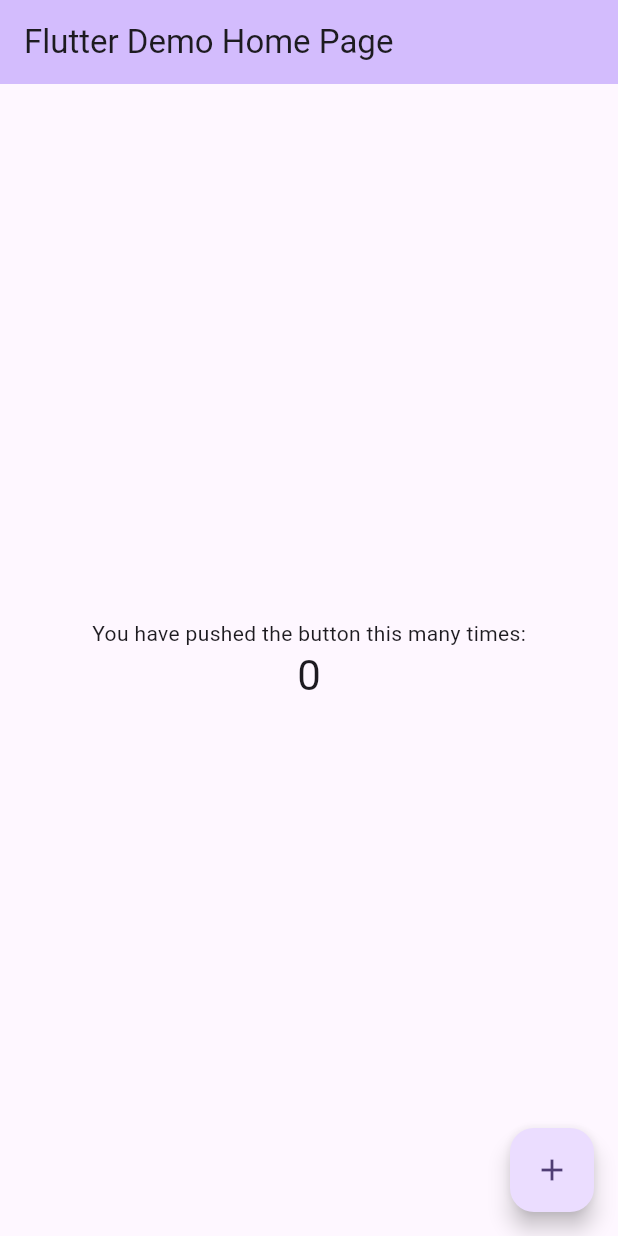
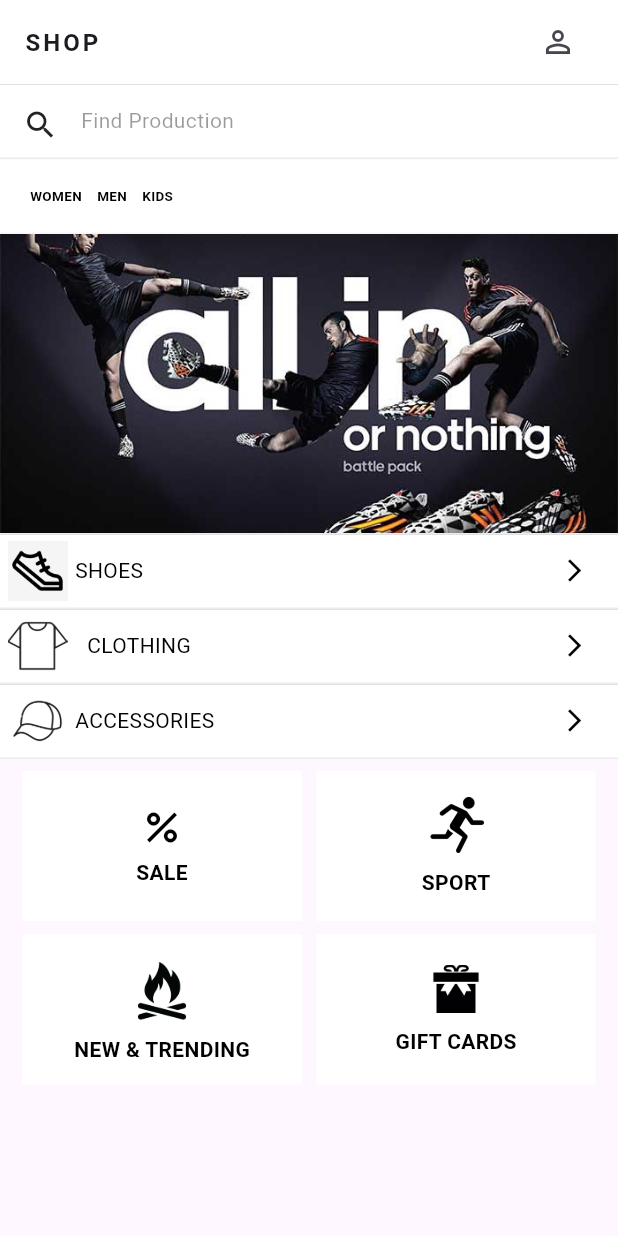
Before and after one commit to beruberu1995/adidas, a Flutter app: the screen it shows after launch, on a phone screen of 412 x 824 dp. Run offline on Flutter 3.47's test engine with Material 3 defaults, Android fonts, the phone set to English and light mode, and no system bars.

Commit message:
ubdate homescreen

```diff
--- /dev/null
+++ b/lib/home_screen.dart
@@ -0,0 +1,385 @@
+import 'package:flutter/material.dart';
+
+class HomeScreen extends StatelessWidget {
+  const HomeScreen({Key? key}) : super(key: key);
+
+  @override
+  Widget build(BuildContext context) {
+    return MaterialApp(
+      home: Scaffold(
+        appBar: AppBar(
+          title: const Text(
+            'SHOP',
+            style: TextStyle(
+              fontWeight: FontWeight.bold,
+              fontSize: 16,
+              letterSpacing: 2.0,
+            ),
+          ),
+          centerTitle: false,
+          backgroundColor: Colors.white,
+          actions: [
+            Container(
+              height: 50,
+              margin: const EdgeInsets.only(right: 16.0),
+              child: IconButton(
+                onPressed: () {
+                  // เพิ่มฟังก์ชันที่ต้องการเมื่อกดปุ่ม
+                },
+                icon: const Icon(Icons.person_outline),
+              ),
+            ),
+          ],
+        ),
+        body: SingleChildScrollView(
+          child: Column(
+            children: [
+              // แถวเดิม
+              Container(
+                width: double.infinity,
+                height: 50,
+                decoration: BoxDecoration(
+                  color: Colors.white,
+                  border: Border(
+                    top: BorderSide(
+                      color: Colors.grey,
+                      width: 0.2,
+                    ),
+                    bottom: BorderSide(color: Colors.grey.withOpacity(0.2)),
+                  ),
+                ),
+                child: Row(
+                  children: const [
+                    Padding(
+                      padding: EdgeInsets.all(15.0),
+                      child: Icon(
+                        Icons.search,
+                        weight: 0.1,
+                      ),
+                    ),
+                    Text(
+                      'Find Production',
+                      style: TextStyle(
+                        color: Color.fromARGB(100, 0, 0, 0),
+                      ),
+                    ),
+                  ],
+                ),
+              ),
+
+              // เพิ่มอีกหนึ่งแถวแบบเดิม (อาจใส่ SizedBox เพื่อเว้นระยะห่างก็ได้)
+
+              Container(
+                width: double.infinity,
+                height: 50,
+                decoration: BoxDecoration(
+                  color: Colors.white,
+                  border: Border(
+                    top: BorderSide(
+                      color: Colors.grey,
+                      width: 0.03,
+                    ),
+                    bottom: BorderSide(color: Colors.grey.withOpacity(0.1)),
+                  ),
+                ),
+                child: Row(
+                  children: const [
+                    SizedBox(width: 20),
+                    Text(
+                      'WOMEN',
+                      style: TextStyle(
+                          color: Colors.black,
+                          fontWeight: FontWeight.bold,
+                          fontSize: 9),
+                    ),
+                    SizedBox(width: 10),
+                    Text(
+                      'MEN',
+                      style: TextStyle(
+                          color: Colors.black,
+                          fontWeight: FontWeight.bold,
+                          fontSize: 9),
+                    ),
+                    SizedBox(width: 10),
+                    Text(
+                      'KIDS',
+                      style: TextStyle(
+                          color: Colors.black,
+                          fontWeight: FontWeight.bold,
+                          fontSize: 9),
+                    ),
+                  ],
+                ),
+              ),
+
+              const SizedBox(),
+              Container(
+                width: double.infinity,
+                height: 200, // กำหนดความสูงของ Container
+                decoration: BoxDecoration(
+                  color: Colors.white,
+                  border: Border(
+                    top: BorderSide(color: Colors.grey, width: 0.2),
+                    bottom: BorderSide(color: Colors.grey.withOpacity(0.2)),
+                  ),
+                ),
+                child: Image.asset(
+                  'assets/images/adidas01.jpg',
+                  width: double.infinity, // กำหนดให้กว้างเต็มพื้นที่
+                  height: double.infinity, // กำหนดให้สูงเต็มพื้นที่
+                  fit: BoxFit.cover, // ปรับให้รูปเต็มพื้นที่โดยยังคงสัดส่วนเดิม
+                ),
+              ),
+
+              const SizedBox(),
+              Container(
+                width: double.infinity,
+                height: 50,
+                decoration: BoxDecoration(
+                  color: Colors.white,
+                  border: Border(
+                    top: BorderSide(
+                      color: Colors.grey,
+                      width: 0.2,
+                    ),
+                    bottom: BorderSide(color: Colors.grey.withOpacity(0.2)),
+                  ),
+                ),
+                child: Row(
+                  children: [
+                    Image.asset(
+                      'assets/images/shose.jpg',
+                      width: 50,
+                      height: 40,
+                    ),
+                    Text(
+                      'SHOES',
+                      style: TextStyle(
+                        color: Colors.black,
+                      ),
+                    ),
+                    Spacer(), // ดันไอคอนให้ไปอยู่ขวาสุด
+                    Icon(
+                      Icons.arrow_forward_ios, // ไอคอนลูกศรชี้ไปขวา
+                      color: Colors.black, // กำหนดสีไอคอน
+                      size: 18, // ปรับขนาดไอคอน
+                    ),
+                    SizedBox(width: 20),
+                  ],
+                ),
+              ),
+              const SizedBox(),
+              Container(
+                width: double.infinity,
+                height: 50,
+                decoration: BoxDecoration(
+                  color: Colors.white,
+                  border: Border(
+                    top: BorderSide(
+                      color: Colors.grey,
+                      width: 0.2,
+                    ),
+                    bottom: BorderSide(color: Colors.grey.withOpacity(0.2)),
+                  ),
+                ),
+                child: Row(
+                  children: [
+                    Image.asset(
+                      'assets/images/shirt.png',
+                      width: 50,
+                      height: 40,
+                    ),
+                    SizedBox(width: 8), // ระยะห่างระหว่างไอคอนกับข้อความ
+                    Text(
+                      'CLOTHING',
+                      style: TextStyle(
+                        color: Colors.black,
+                      ),
+                    ),
+                    Spacer(), // ดันไอคอนให้ไปอยู่ขวาสุด
+                    Icon(
+                      Icons.arrow_forward_ios, // ไอคอนลูกศรชี้ไปขวา
+                      color: Colors.black, // กำหนดสีไอคอน
+                      size: 18, // ปรับขนาดไอคอน
+                    ),
+                    SizedBox(width: 20),
+                  ],
+                ),
+              ),
+              const SizedBox(),
+              Container(
+                width: double.infinity,
+                height: 50,
+                decoration: BoxDecoration(
+                  color: Colors.white,
+                  border: Border(
+                    top: BorderSide(
+                      color: Colors.grey,
+                      width: 0.2,
+                    ),
+                    bottom: BorderSide(color: Colors.grey.withOpacity(0.2)),
+                  ),
+                ),
+                child: Row(
+                  children: [
+                    Image.asset(
+                      'assets/images/hat.png',
+                      width: 50,
+                      height: 40,
+                    ),
+                    Text(
+                      'ACCESSORIES',
+                      style: TextStyle(
+                        color: Colors.black,
+                      ),
+                    ),
+                    Spacer(), // ดันไอคอนให้ไปอยู่ขวาสุด
+                    Icon(
+                      Icons.arrow_forward_ios, // ไอคอนลูกศรชี้ไปขวา
+                      color: Colors.black, // กำหนดสีไอคอน
+                      size: 18, // ปรับขนาดไอคอน
+                    ),
+                    SizedBox(width: 20), // เพิ่มระยะห่างจากขอบขวา
+                  ],
+                ),
+              ),
+              const SizedBox(),
+              // กล่อง 4 กล่องที่ด้านล่างสุด
+              Padding(
+                padding: const EdgeInsets.all(8.0),
+                child: Row(
+                  mainAxisAlignment:
+                      MainAxisAlignment.center, // จัดให้เนื้อหาอยู่กลางแนวตั้ง
+                  crossAxisAlignment:
+                      CrossAxisAlignment.center, // จัดให้เนื้อหาอยู่กลางแนวนอน
+                  children: [
+                    Container(
+                      width: (MediaQuery.of(context).size.width - 40) /
+                          2, // กำหนดขนาดกล่อง 1
+                      height: 100,
+                      color: Colors.white,
+                      child: Column(
+                        mainAxisAlignment: MainAxisAlignment
+                            .center, // จัดไอคอนและข้อความให้อยู่กลางในแนวตั้ง
+                        crossAxisAlignment: CrossAxisAlignment
+                            .center, // จัดให้เนื้อหาอยู่กลางในแนวนอน
+                        children: [
+                          Icon(
+                            Icons.percent, // ไอคอนเปอร์เซ็นต์
+                            size: 30, // ขนาดของไอคอน
+                            color: Colors.black, // สีของไอคอน
+                          ),
+                          const SizedBox(
+                              height: 5), // ระยะห่างระหว่างไอคอนและข้อความ
+                          const Text(
+                            'SALE',
+                            style: TextStyle(
+                              fontWeight: FontWeight.bold,
+                              color: Colors.black,
+                            ),
+                          ),
+                        ],
+                      ),
+                    ),
+                    SizedBox(width: 10),
+                    Container(
+                      width: (MediaQuery.of(context).size.width - 40) /
+                          2, // กำหนดขนาดกล่อง
+                      height: 100,
+                      color: Colors.white,
+                      child: Column(
+                        mainAxisAlignment: MainAxisAlignment.center,
+                        children: [
+                          Image.asset(
+                            'assets/images/sport.png', // ชื่อไฟล์และที่อยู่ของภาพในโฟลเดอร์ assets
+                            height: 40, // กำหนดขนาดความสูงของภาพ
+                            width: 37, // กำหนดขนาดความกว้างของภาพ
+                          ),
+                          SizedBox(
+                              height: 8), // เพิ่มระยะห่างระหว่างรูปกับข้อความ
+                          Text(
+                            'SPORT', // ข้อความที่ต้องการแสดง
+                            style: TextStyle(
+                              fontWeight: FontWeight.bold,
+                              color: Colors.black,
+                            ),
+                          ),
+                        ],
+                      ),
+                    ),
+                  ],
+                ),
+              ),
+
+              Padding(
+                padding: const EdgeInsets.all(1.0),
+                child: Row(
+                  mainAxisAlignment:
+                      MainAxisAlignment.center, // จัดให้เนื้อหาอยู่กลางแนวตั้ง
+                  crossAxisAlignment:
+                      CrossAxisAlignment.center, // จัดให้เนื้อหาอยู่กลางแนวนอน
+                  children: [
+                    Container(
+                      width: (MediaQuery.of(context).size.width - 40) /
+                          2, // กำหนดขนาดกล่อง 1
+                      height: 100,
+                      color: Colors.white,
+                      child: Column(
+                        mainAxisAlignment: MainAxisAlignment
+                            .center, // จัดไอคอนและข้อความให้อยู่กลางในแนวตั้ง
+                        crossAxisAlignment: CrossAxisAlignment
+                            .center, // จัดให้เนื้อหาอยู่กลางในแนวนอน
+                        children: [
+                          Image.asset(
+                            'assets/images/fire.jpg',
+                            width: 55,
+                            height: 48,
+                          ),
+                          const SizedBox(
+                              height: 5), // ระยะห่างระหว่างไอคอนและข้อความ
+                          const Text(
+                            'NEW & TRENDING',
+                            style: TextStyle(
+                              fontWeight: FontWeight.bold,
+                              color: Colors.black,
+                            ),
+                          ),
+                        ],
+                      ),
+                    ),
+                    SizedBox(width: 10),
+                    Container(
+                      width: (MediaQuery.of(context).size.width - 40) /
+                          2, // กำหนดขนาดกล่อง
+                      height: 100,
+                      color: Colors.white,
+                      child: Column(
+                        mainAxisAlignment: MainAxisAlignment.center,
+                        children: [
+                          Image.asset(
+                            'assets/images/gift.png', // ชื่อไฟล์และที่อยู่ของภาพในโฟลเดอร์ assets
+                            height: 35, // กำหนดขนาดความสูงของภาพ
+                            width: 32, // กำหนดขนาดความกว้างของภาพ
+                          ),
+                          SizedBox(
+                              height: 8), // เพิ่มระยะห่างระหว่างรูปกับข้อความ
+                          Text(
+                            'GIFT CARDS', // ข้อความที่ต้องการแสดง
+                            style: TextStyle(
+                              fontWeight: FontWeight.bold,
+                              color: Colors.black,
+                            ),
+                          ),
+                        ],
+                      ),
+                    ),
+                  ],
+                ),
+              ),
+            ],
+          ),
+        ),
+      ),
+    );
+  }
+}
--- a/lib/main.dart
+++ b/lib/main.dart
@@ -1,3 +1,4 @@
+import 'package:adidas/home_screen.dart';
 import 'package:flutter/material.dart';
 
 void main() {
@@ -7,119 +8,10 @@ void main() {
 class MyApp extends StatelessWidget {
   const MyApp({super.key});
 
-  // This widget is the root of your application.
   @override
   Widget build(BuildContext context) {
     return MaterialApp(
-      title: 'Flutter Demo',
-      theme: ThemeData(
-        // This is the theme of your application.
-        //
-        // TRY THIS: Try running your application with "flutter run". You'll see
-        // the application has a purple toolbar. Then, without quitting the app,
-        // try changing the seedColor in the colorScheme below to Colors.green
-        // and then invoke "hot reload" (save your changes or press the "hot
-        // reload" button in a Flutter-supported IDE, or press "r" if you used
-        // the command line to start the app).
-        //
-        // Notice that the counter didn't reset back to zero; the application
-        // state is not lost during the reload. To reset the state, use hot
-        // restart instead.
-        //
-        // This works for code too, not just values: Most code changes can be
-        // tested with just a hot reload.
-        colorScheme: ColorScheme.fromSeed(seedColor: Colors.deepPurple),
-        useMaterial3: true,
-      ),
-      home: const MyHomePage(title: 'Flutter Demo Home Page'),
+      home: HomeScreen(),
     );
   }
 }
-
-class MyHomePage extends StatefulWidget {
-  const MyHomePage({super.key, required this.title});
-
-  // This widget is the home page of your application. It is stateful, meaning
-  // that it has a State object (defined below) that contains fields that affect
-  // how it looks.
-
-  // This class is the configuration for the state. It holds the values (in this
-  // case the title) provided by the parent (in this case the App widget) and
-  // used by the build method of the State. Fields in a Widget subclass are
-  // always marked "final".
-
-  final String title;
-
-  @override
-  State<MyHomePage> createState() => _MyHomePageState();
-}
-
-class _MyHomePageState extends State<MyHomePage> {
-  int _counter = 0;
-
-  void _incrementCounter() {
-    setState(() {
-      // This call to setState tells the Flutter framework that something has
-      // changed in this State, which causes it to rerun the build method below
-      // so that the display can reflect the updated values. If we changed
-      // _counter without calling setState(), then the build method would not be
-      // called again, and so nothing would appear to happen.
-      _counter++;
-    });
-  }
-
-  @override
-  Widget build(BuildContext context) {
-    // This method is rerun every time setState is called, for instance as done
-    // by the _incrementCounter method above.
-    //
-    // The Flutter framework has been optimized to make rerunning build methods
-    // fast, so that you can just rebuild anything that needs updating rather
-    // than having to individually change instances of widgets.
-    return Scaffold(
-      appBar: AppBar(
-        // TRY THIS: Try changing the color here to a specific color (to
-        // Colors.amber, perhaps?) and trigger a hot reload to see the AppBar
-        // change color while the other colors stay the same.
-        backgroundColor: Theme.of(context).colorScheme.inversePrimary,
-        // Here we take the value from the MyHomePage object that was created by
-        // the App.build method, and use it to set our appbar title.
-        title: Text(widget.title),
-      ),
-      body: Center(
-        // Center is a layout widget. It takes a single child and positions it
-        // in the middle of the parent.
-        child: Column(
-          // Column is also a layout widget. It takes a list of children and
-          // arranges them vertically. By default, it sizes itself to fit its
-          // children horizontally, and tries to be as tall as its parent.
-          //
-          // Column has various properties to control how it sizes itself and
-          // how it positions its children. Here we use mainAxisAlignment to
-          // center the children vertically; the main axis here is the vertical
-          // axis because Columns are vertical (the cross axis would be
-          // horizontal).
-          //
-          // TRY THIS: Invoke "debug painting" (choose the "Toggle Debug Paint"
-          // action in the IDE, or press "p" in the console), to see the
-          // wireframe for each widget.
-          mainAxisAlignment: MainAxisAlignment.center,
-          children: <Widget>[
-            const Text(
-              'You have pushed the button this many times:',
-            ),
-            Text(
-              '$_counter',
-              style: Theme.of(context).textTheme.headlineMedium,
-            ),
-          ],
-        ),
-      ),
-      floatingActionButton: FloatingActionButton(
-        onPressed: _incrementCounter,
-        tooltip: 'Increment',
-        child: const Icon(Icons.add),
-      ), // This trailing comma makes auto-formatting nicer for build methods.
-    );
-  }
-}
--- a/pubspec.yaml
+++ b/pubspec.yaml
@@ -39,6 +39,7 @@ dev_dependencies:
   flutter_test:
     sdk: flutter
 
+
   # The "flutter_lints" package below contains a set of recommended lints to
   # encourage good coding practices. The lint set provided by the package is
   # activated in the `analysis_options.yaml` file located at the root of your
@@ -58,9 +59,8 @@ flutter:
   uses-material-design: true
 
   # To add assets to your application, add an assets section, like this:
-  # assets:
-  #   - images/a_dot_burr.jpeg
-  #   - images/a_dot_ham.jpeg
+  assets:
+    - assets/images/
 
   # An image asset can refer to one or more resolution-specific "variants", see
   # https://flutter.dev/to/resolution-aware-images
```
Also changed, not shown: assets/images/adidas01.jpg (added), assets/images/fire.jpg (added), assets/images/gift.png (added), assets/images/hat.png (added), assets/images/shirt.png (added), assets/images/shose.jpg (added), assets/images/sport.png (added).
